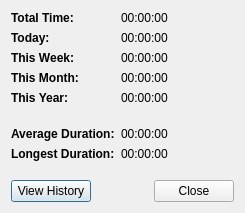
Above: TaskStatisticsDialog.ui from priomsrb/lighttasks before the change. Below: the same form after it.
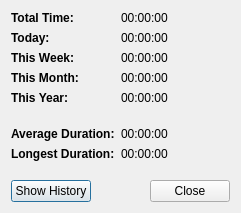
That is the form after the change. Icons and pictures are not drawn.

Commit message:
Added "Show History" dialog
The export history is now found inside this dialog. Also the order of
the columns in the export has changed.

```diff
--- a/TaskStatisticsDialog.ui
+++ b/TaskStatisticsDialog.ui
@@ -6,7 +6,7 @@
    <rect>
     <x>0</x>
     <y>0</y>
-    <width>245</width>
+    <width>241</width>
     <height>213</height>
    </rect>
   </property>
@@ -223,7 +223,7 @@
      <item>
       <widget class="QPushButton" name="viewHistoryButton">
        <property name="text">
-        <string>View History</string>
+        <string>Show History</string>
        </property>
       </widget>
      </item>
```
Left out of the diff: 4 changed lines with no effect on the pictures. The commit also changes 13 other files.
